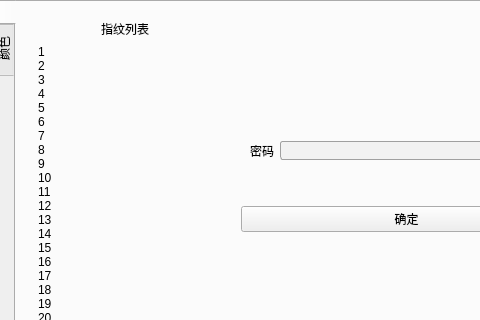
Above: HelloFinger/mainwindow.ui from Magiclxw/HelloFinger before the change; both pictures show x 0 to 480 and y 0 to 320 of the 700 by 567 pixel window. Below: the same form after it.
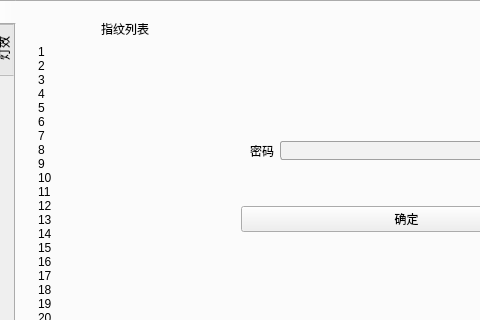
That is the form after the change. Icons and pictures are not drawn.

Diff of the .ui file:
```diff
--- a/HelloFinger/mainwindow.ui
+++ b/HelloFinger/mainwindow.ui
@@ -681,7 +681,7 @@
     </widget>
     <widget class="QWidget" name="tab_2">
      <attribute name="title">
-      <string> 颜色</string>
+      <string> 灯效</string>
      </attribute>
      <widget class="QFrame" name="frame">
       <property name="geometry">
```
Left out of the diff: 2 changed lines with no effect on the pictures.
